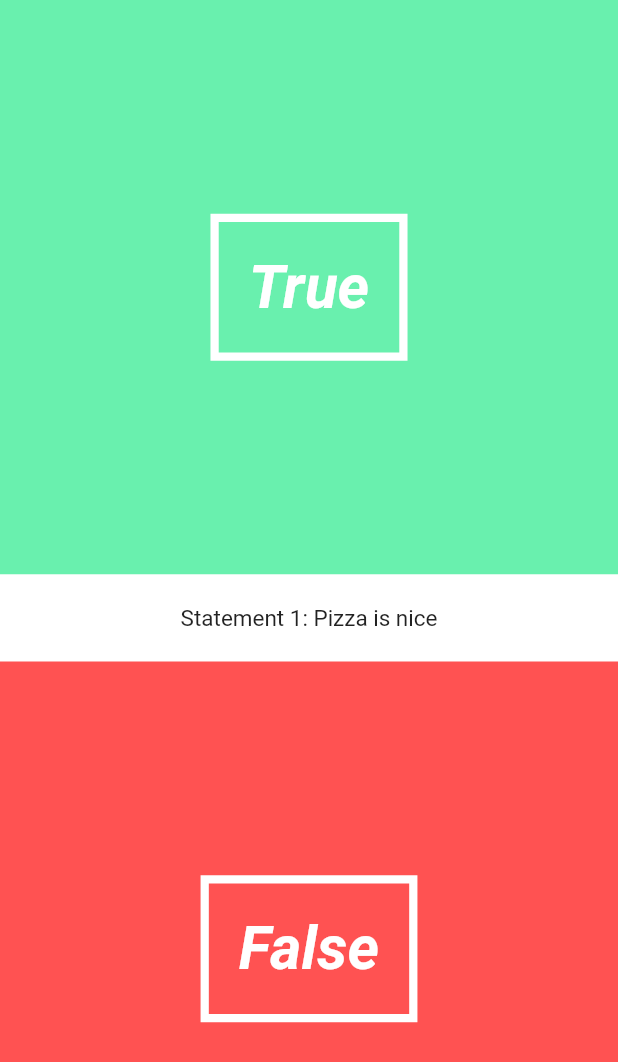
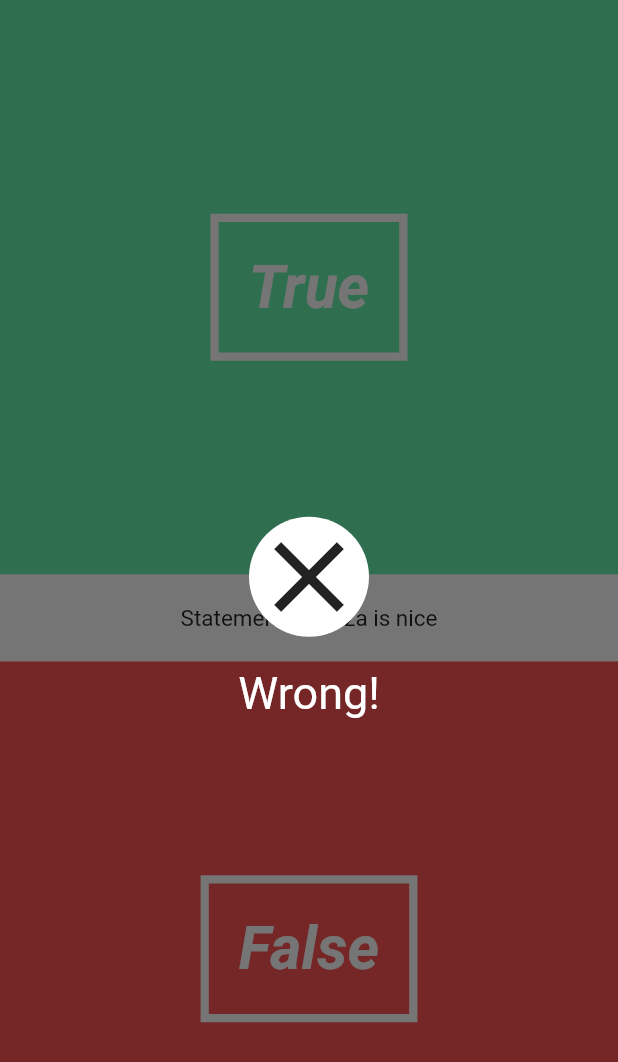
Before and after one commit to Vedaant-Rajoo/QuizzApp, a Flutter app: the screen it shows after launch, on a phone screen of 412 x 824 dp. Shown: the top 1062 px of the screen. Run offline on Flutter 3.47's test engine with Material 2 defaults, Android fonts, the phone set to English and light mode, and no system bars.

Commit message:
added overlay state

```diff
--- /dev/null
+++ b/lib/UI/overlay.dart
@@ -0,0 +1,53 @@
+import 'package:flutter/material.dart';
+import 'dart:math';
+
+class CorrectWrongOverlay extends StatefulWidget{
+
+  final bool _isCorrrect;
+  CorrectWrongOverlay(this._isCorrrect);
+  @override
+
+  State createState() => new CorrectWrongOvelayState();
+}
+
+class CorrectWrongOvelayState extends State<CorrectWrongOverlay> with SingleTickerProviderStateMixin{
+  Animation<double> _iconAnimation;
+  AnimationController _iconAnimationController;
+
+
+  @override
+  void initState(){
+    super.initState();
+    _iconAnimationController =new AnimationController(duration: new Duration(seconds: 2),vsync: this);
+    _iconAnimation = new CurvedAnimation(parent: _iconAnimationController, curve: Curves.elasticInOut);
+    _iconAnimation.addListener(() => this.setState(() {}));
+    _iconAnimationController.forward();
+  }
+  Widget build(BuildContext context) {
+    return new Material(
+      color: Colors.black54,
+      child: new InkWell(
+        onTap: () => print("you tapped the overlay"),
+        child: new Column(
+          mainAxisAlignment: MainAxisAlignment.center,
+          children: <Widget>[
+            new Container(
+              decoration: BoxDecoration(
+                color: Colors.white,
+                shape: BoxShape.circle
+              ),
+              child: new Transform.rotate(
+                angle: _iconAnimation.value*2*pi,
+                child: new Icon(widget._isCorrrect==true?Icons.done:Icons.clear,size:_iconAnimation.value*  80.0),
+              )
+            ),
+            new Padding(
+              padding: new EdgeInsets.only(bottom: 20.0),
+            ),
+            new Text(widget._isCorrrect ==true?"Correct! ":"Wrong!", style: new TextStyle(color: Colors.white,fontSize: 30.0))
+          ],
+        ),
+      ),
+    );
+  }
+}
--- a/lib/UI/question_text.dart
+++ b/lib/UI/question_text.dart
@@ -16,12 +16,10 @@ class QuestionTextState extends State<QuestionText>
   @override
   void initState() {
     super.initState();
-    _fontAnimationController = new AnimationController(
-        duration: new Duration(milliseconds: 500), vsync: this);
-    _fontSizeAnimation = new CurvedAnimation(
-        parent: _fontAnimationController, curve: Curves.linear);
-        _fontSizeAnimation.addListener(()=> this.setState(() {}));
-        _fontAnimationController.forward();
+    _fontAnimationController = new AnimationController(duration: const Duration(milliseconds: 2000), vsync: this);
+    _fontSizeAnimation = new CurvedAnimation(parent: _fontAnimationController, curve: Curves.bounceOut);
+    _fontSizeAnimation.addListener(()=> this.setState(() {}));
+    _fontAnimationController.forward();
   }
 
   @override
@@ -32,10 +30,8 @@ class QuestionTextState extends State<QuestionText>
           padding: const EdgeInsets.symmetric(vertical: 20.0),
           child: new Center(
               child: new Text("Statement " +
-                  widget._questionNumber.toString() +
-                  ": " +
-                  widget._question,
-                  style: new TextStyle(fontSize: _fontSizeAnimation.value*15),
+                  widget._questionNumber.toString() +": " + widget._question,
+                  style: new TextStyle(fontSize: _fontSizeAnimation.value * 15),
                   ),
                   )
         ),
--- a/lib/pages/quiz_page.dart
+++ b/lib/pages/quiz_page.dart
@@ -3,6 +3,7 @@ import '../utils/question.dart';
 import '../utils/quiz.dart';
 import '../UI/answer_button.dart';
 import '../UI/question_text.dart';
+import '../UI/overlay.dart';
 
 class QuizPage extends StatefulWidget
 {
@@ -15,6 +16,7 @@ class QuizPageState extends State<QuizPage>
   @override
   Widget build(BuildContext context){
     return new Stack(
+      fit: StackFit.expand,
       children: <Widget>[
         new Column(   //this is our main page
             children: <Widget>[
@@ -23,6 +25,7 @@ class QuizPageState extends State<QuizPage>
               new AnswerButton(false, () =>print("You entered false")),
             ],
         ),
+        new CorrectWrongOverlay(false)
       ],
     );
   }
```
